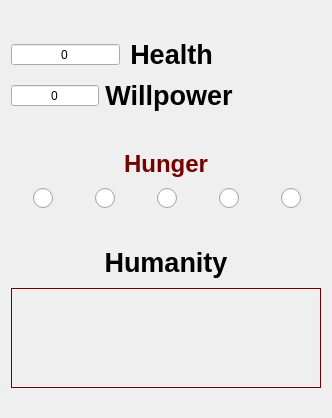
This is indicators.ui in Pkow1999/Vampire-The-Masquerade-v5-Character-Sheet-for-Android as Qt 5 draws it before an edit. The edited form follows.
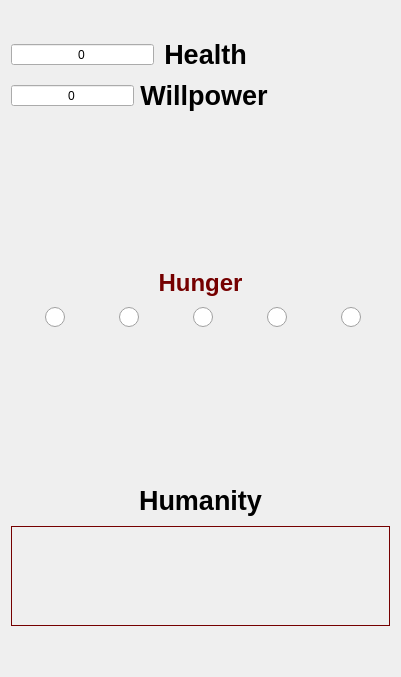
This is the edited form. Icons and pictures are not drawn.

The edit to the form file:
```diff
--- a/indicators.ui
+++ b/indicators.ui
@@ -6,8 +6,8 @@
    <rect>
     <x>0</x>
     <y>0</y>
-    <width>332</width>
-    <height>418</height>
+    <width>401</width>
+    <height>677</height>
    </rect>
   </property>
   <property name="sizePolicy">
```
